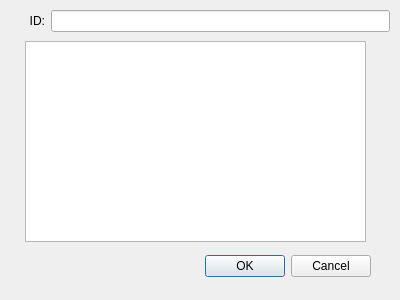
Old version of the form HoIModDesigner/HoIModDesigner/DialogProvinceDetail.ui in the repository raubwuerger/StrategicGameProject.
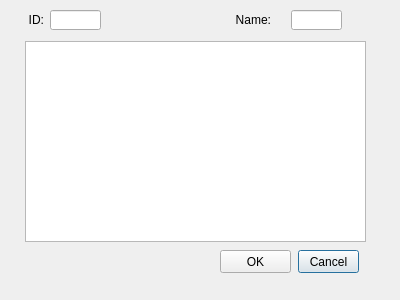
New version of the form.

```diff
--- a/HoIModDesigner/HoIModDesigner/DialogProvinceDetail.ui
+++ b/HoIModDesigner/HoIModDesigner/DialogProvinceDetail.ui
@@ -13,60 +13,6 @@
   <property name="windowTitle">
    <string>DialogProvinceDetail</string>
   </property>
-  <widget class="QWidget" name="layoutWidget">
-   <property name="geometry">
-    <rect>
-     <x>20</x>
-     <y>250</y>
-     <width>351</width>
-     <height>33</height>
-    </rect>
-   </property>
-   <layout class="QHBoxLayout">
-    <property name="spacing">
-     <number>6</number>
-    </property>
-    <property name="leftMargin">
-     <number>0</number>
-    </property>
-    <property name="topMargin">
-     <number>0</number>
-    </property>
-    <property name="rightMargin">
-     <number>0</number>
-    </property>
-    <property name="bottomMargin">
-     <number>0</number>
-    </property>
-    <item>
-     <spacer>
-      <property name="orientation">
-       <enum>Qt::Horizontal</enum>
-      </property>
-      <property name="sizeHint" stdset="0">
-       <size>
-        <width>131</width>
-        <height>31</height>
-       </size>
-      </property>
-     </spacer>
-    </item>
-    <item>
-     <widget class="QPushButton" name="okButton">
-      <property name="text">
-       <string>OK</string>
-      </property>
-     </widget>
-    </item>
-    <item>
-     <widget class="QPushButton" name="cancelButton">
-      <property name="text">
-       <string>Cancel</string>
-      </property>
-     </widget>
-    </item>
-   </layout>
-  </widget>
   <widget class="QTableWidget" name="listWidget">
    <property name="geometry">
     <rect>
@@ -77,30 +23,83 @@
     </rect>
    </property>
   </widget>
-  <widget class="QWidget" name="horizontalLayoutWidget">
+  <widget class="QLabel" name="labelID">
    <property name="geometry">
     <rect>
      <x>29</x>
      <y>10</y>
-     <width>361</width>
-     <height>22</height>
+     <width>15</width>
+     <height>20</height>
     </rect>
    </property>
-   <layout class="QHBoxLayout" name="horizontalLayout">
-    <item>
-     <widget class="QLabel" name="label">
-      <property name="text">
-       <string>ID:</string>
-      </property>
-      <property name="alignment">
-       <set>Qt::AlignRight|Qt::AlignTrailing|Qt::AlignVCenter</set>
-      </property>
-     </widget>
-    </item>
-    <item>
-     <widget class="QLineEdit" name="lineEdit"/>
-    </item>
-   </layout>
+   <property name="text">
+    <string>ID:</string>
+   </property>
+   <property name="alignment">
+    <set>Qt::AlignRight|Qt::AlignTrailing|Qt::AlignVCenter</set>
+   </property>
+  </widget>
+  <widget class="QLineEdit" name="lineEditID">
+   <property name="geometry">
+    <rect>
+     <x>50</x>
+     <y>10</y>
+     <width>51</width>
+     <height>20</height>
+    </rect>
+   </property>
+  </widget>
+  <widget class="QLineEdit" name="lineEditName">
+   <property name="geometry">
+    <rect>
+     <x>291</x>
+     <y>10</y>
+     <width>51</width>
+     <height>20</height>
+    </rect>
+   </property>
+  </widget>
+  <widget class="QLabel" name="labelName">
+   <property name="geometry">
+    <rect>
+     <x>230</x>
+     <y>10</y>
+     <width>41</width>
+     <height>20</height>
+    </rect>
+   </property>
+   <property name="text">
+    <string>Name:</string>
+   </property>
+   <property name="alignment">
+    <set>Qt::AlignRight|Qt::AlignTrailing|Qt::AlignVCenter</set>
+   </property>
+  </widget>
+  <widget class="QPushButton" name="cancelButton">
+   <property name="geometry">
+    <rect>
+     <x>298</x>
+     <y>250</y>
+     <width>61</width>
+     <height>23</height>
+    </rect>
+   </property>
+   <property name="text">
+    <string>Cancel</string>
+   </property>
+  </widget>
+  <widget class="QPushButton" name="okButton">
+   <property name="geometry">
+    <rect>
+     <x>220</x>
+     <y>250</y>
+     <width>71</width>
+     <height>23</height>
+    </rect>
+   </property>
+   <property name="text">
+    <string>OK</string>
+   </property>
   </widget>
  </widget>
  <resources/>
```
Left out of the diff: 16 changed lines with no effect on the pictures.
